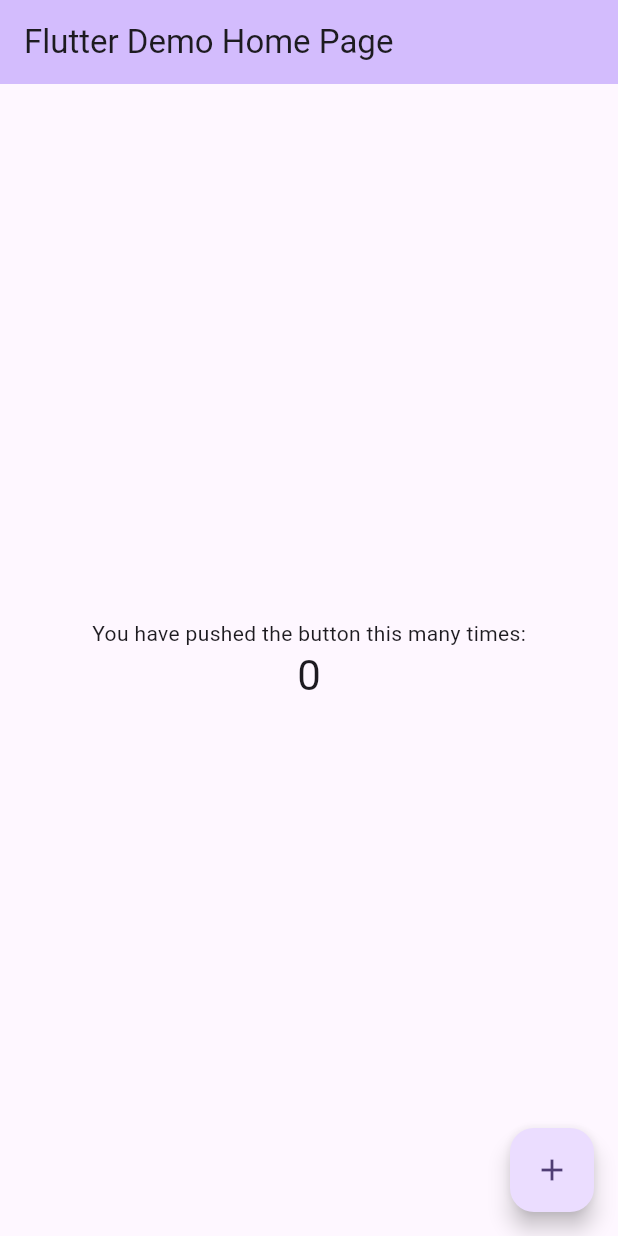
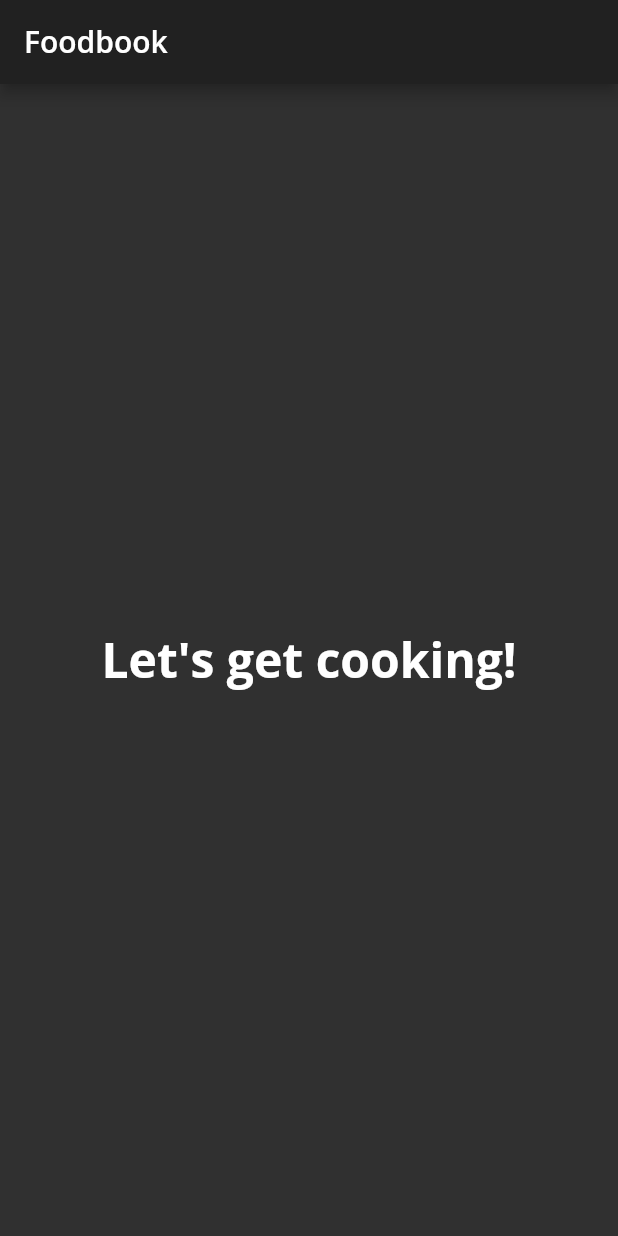
Before and after one commit to oozoemenam/foodbook, a Flutter app: the screen it shows after launch, on a phone screen of 412 x 824 dp. Run offline on Flutter 3.47's test engine with Material 2 defaults, Android fonts, the phone set to English and light mode, and no system bars; our stand-ins replace google_fonts.

Commit message:
dark mode

```diff
--- a/lib/main.dart
+++ b/lib/main.dart
@@ -1,125 +1,26 @@
 import 'package:flutter/material.dart';
+import 'package:foodbook/theme.dart';
 
 void main() {
-  runApp(const MyApp());
+  runApp(const Foodbook());
 }
 
-class MyApp extends StatelessWidget {
-  const MyApp({super.key});
-
-  // This widget is the root of your application.
-  @override
-  Widget build(BuildContext context) {
-    return MaterialApp(
-      title: 'Flutter Demo',
-      theme: ThemeData(
-        // This is the theme of your application.
-        //
-        // TRY THIS: Try running your application with "flutter run". You'll see
-        // the application has a blue toolbar. Then, without quitting the app,
-        // try changing the seedColor in the colorScheme below to Colors.green
-        // and then invoke "hot reload" (save your changes or press the "hot
-        // reload" button in a Flutter-supported IDE, or press "r" if you used
-        // the command line to start the app).
-        //
-        // Notice that the counter didn't reset back to zero; the application
-        // state is not lost during the reload. To reset the state, use hot
-        // restart instead.
-        //
-        // This works for code too, not just values: Most code changes can be
-        // tested with just a hot reload.
-        colorScheme: ColorScheme.fromSeed(seedColor: Colors.deepPurple),
-        useMaterial3: true,
-      ),
-      home: const MyHomePage(title: 'Flutter Demo Home Page'),
-    );
-  }
-}
-
-class MyHomePage extends StatefulWidget {
-  const MyHomePage({super.key, required this.title});
-
-  // This widget is the home page of your application. It is stateful, meaning
-  // that it has a State object (defined below) that contains fields that affect
-  // how it looks.
-
-  // This class is the configuration for the state. It holds the values (in this
-  // case the title) provided by the parent (in this case the App widget) and
-  // used by the build method of the State. Fields in a Widget subclass are
-  // always marked "final".
-
-  final String title;
-
-  @override
-  State<MyHomePage> createState() => _MyHomePageState();
-}
-
-class _MyHomePageState extends State<MyHomePage> {
-  int _counter = 0;
-
-  void _incrementCounter() {
-    setState(() {
-      // This call to setState tells the Flutter framework that something has
-      // changed in this State, which causes it to rerun the build method below
-      // so that the display can reflect the updated values. If we changed
-      // _counter without calling setState(), then the build method would not be
-      // called again, and so nothing would appear to happen.
-      _counter++;
-    });
-  }
+class Foodbook extends StatelessWidget {
+  const Foodbook({super.key});
 
   @override
   Widget build(BuildContext context) {
-    // This method is rerun every time setState is called, for instance as done
-    // by the _incrementCounter method above.
-    //
-    // The Flutter framework has been optimized to make rerunning build methods
-    // fast, so that you can just rebuild anything that needs updating rather
-    // than having to individually change instances of widgets.
-    return Scaffold(
-      appBar: AppBar(
-        // TRY THIS: Try changing the color here to a specific color (to
-        // Colors.amber, perhaps?) and trigger a hot reload to see the AppBar
-        // change color while the other colors stay the same.
-        backgroundColor: Theme.of(context).colorScheme.inversePrimary,
-        // Here we take the value from the MyHomePage object that was created by
-        // the App.build method, and use it to set our appbar title.
-        title: Text(widget.title),
-      ),
-      body: Center(
-        // Center is a layout widget. It takes a single child and positions it
-        // in the middle of the parent.
-        child: Column(
-          // Column is also a layout widget. It takes a list of children and
-          // arranges them vertically. By default, it sizes itself to fit its
-          // children horizontally, and tries to be as tall as its parent.
-          //
-          // Column has various properties to control how it sizes itself and
-          // how it positions its children. Here we use mainAxisAlignment to
-          // center the children vertically; the main axis here is the vertical
-          // axis because Columns are vertical (the cross axis would be
-          // horizontal).
-          //
-          // TRY THIS: Invoke "debug painting" (choose the "Toggle Debug Paint"
-          // action in the IDE, or press "p" in the console), to see the
-          // wireframe for each widget.
-          mainAxisAlignment: MainAxisAlignment.center,
-          children: <Widget>[
-            const Text(
-              'You have pushed the button this many times:',
-            ),
-            Text(
-              '$_counter',
-              style: Theme.of(context).textTheme.headlineMedium,
-            ),
-          ],
-        ),
-      ),
-      floatingActionButton: FloatingActionButton(
-        onPressed: _incrementCounter,
-        tooltip: 'Increment',
-        child: const Icon(Icons.add),
-      ), // This trailing comma makes auto-formatting nicer for build methods.
+    final theme = FoodbookTheme.dark();
+    // TODO: Apply Home widget
+    return MaterialApp(
+      title: 'Foodbook',
+      theme: theme,
+      home: Scaffold(
+        appBar: AppBar(title: Text('Foodbook', style: theme.textTheme.titleLarge,)),
+        body: Center(child: Text('Let\'s get cooking!', style: theme.textTheme.displayLarge,)),
+      )
     );
   }
+
+
 }
--- /dev/null
+++ b/lib/theme.dart
@@ -0,0 +1,99 @@
+import 'package:flutter/material.dart';
+import 'package:google_fonts/google_fonts.dart';
+
+class FoodbookTheme {
+  static TextTheme lightTextTheme = TextTheme(
+    bodyLarge: GoogleFonts.openSans(
+      fontSize: 14.0,
+      fontWeight: FontWeight.w700,
+      color: Colors.black,
+    ),
+    displayLarge: GoogleFonts.openSans(
+      fontSize: 32.0,
+      fontWeight: FontWeight.bold,
+      color: Colors.black,
+    ),
+    displayMedium: GoogleFonts.openSans(
+      fontSize: 21.0,
+      fontWeight: FontWeight.w700,
+      color: Colors.black,
+    ),
+    displaySmall: GoogleFonts.openSans(
+      fontSize: 16.0,
+      fontWeight: FontWeight.w600,
+      color: Colors.black,
+    ),
+    titleLarge: GoogleFonts.openSans(
+      fontSize: 20.0,
+      fontWeight: FontWeight.w600,
+      color: Colors.black,
+    ),
+  );
+
+  static TextTheme darkTextTheme = TextTheme(
+    bodyLarge: GoogleFonts.openSans(
+      fontSize: 14.0,
+      fontWeight: FontWeight.w700,
+      color: Colors.white,
+    ),
+    displayLarge: GoogleFonts.openSans(
+      fontSize: 32.0,
+      fontWeight: FontWeight.bold,
+      color: Colors.white,
+    ),
+    displayMedium: GoogleFonts.openSans(
+      fontSize: 21.0,
+      fontWeight: FontWeight.w700,
+      color: Colors.white,
+    ),
+    displaySmall: GoogleFonts.openSans(
+      fontSize: 16.0,
+      fontWeight: FontWeight.w600,
+      color: Colors.white,
+    ),
+    titleLarge: GoogleFonts.openSans(
+      fontSize: 20.0,
+      fontWeight: FontWeight.w600,
+      color: Colors.white,
+    ),
+  );
+
+  static ThemeData light() {
+    return ThemeData(
+      brightness: Brightness.light,
+      checkboxTheme: CheckboxThemeData(
+        fillColor: MaterialStateColor.resolveWith((states) => Colors.black)
+      ),
+      appBarTheme: const AppBarTheme(
+        foregroundColor: Colors.black,
+        backgroundColor: Colors.white
+      ),
+      floatingActionButtonTheme: const FloatingActionButtonThemeData(
+        foregroundColor: Colors.white,
+        backgroundColor: Colors.black,
+      ),
+      bottomNavigationBarTheme: const BottomNavigationBarThemeData(
+        selectedItemColor: Colors.green,
+      ),
+      textTheme: lightTextTheme,
+    );
+  }
+
+  static ThemeData dark() {
+    return ThemeData(
+      brightness: Brightness.dark,
+      appBarTheme: AppBarTheme(
+          foregroundColor: Colors.white,
+          backgroundColor: Colors.grey[900]
+      ),
+      floatingActionButtonTheme: const FloatingActionButtonThemeData(
+        foregroundColor: Colors.white,
+        backgroundColor: Colors.green,
+      ),
+      bottomNavigationBarTheme: const BottomNavigationBarThemeData(
+        selectedItemColor: Colors.green,
+      ),
+      textTheme: darkTextTheme,
+    );
+  }
+}
--- a/pubspec.yaml
+++ b/pubspec.yaml
@@ -30,6 +30,7 @@ environment:
 dependencies:
   flutter:
     sdk: flutter
+  google_fonts: ^5.1.0
 
 
   # The following adds the Cupertino Icons font to your application.
@@ -57,6 +58,8 @@ flutter:
   # included with your application, so that you can use the icons in
   # the material Icons class.
   uses-material-design: true
+  assets:
+    - assets/
 
   # To add assets to your application, add an assets section, like this:
   # assets:
```
Also changed, not shown: assets/Screenshot_DarkMode.png (added), pubspec.lock, 2 other files.
